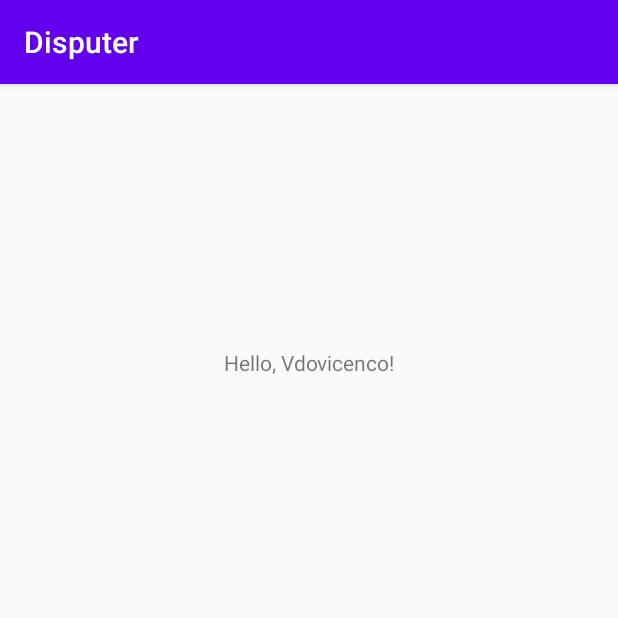
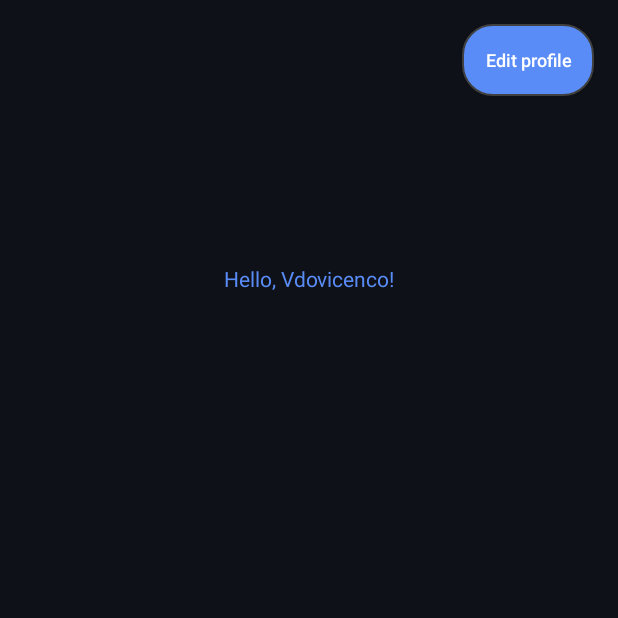
Before and after one commit to dominatorfaf/disputer, an Android app: the screen it shows after launch (WelcomeActivity), on a phone screen of 412 x 824 dp, the top half of it. Run offline under Robolectric (Android 15) with nearby library versions, the phone set to English and light mode, and no system bars.

Commit message:
Build initial layout

```diff
--- a/app/src/main/AndroidManifest.xml
+++ b/app/src/main/AndroidManifest.xml
@@ -9,7 +9,9 @@
         android:roundIcon="@mipmap/ic_launcher_round"
         android:supportsRtl="true"
         android:theme="@style/AppTheme">
-        <activity android:name=".profile.WelcomeActivity">
+        <activity android:name=".profile.WelcomeActivity"
+            android:theme="@style/Theme.AppCompat.Light.NoActionBar"
+            android:screenOrientation="portrait">
             <intent-filter>
                 <action android:name="android.intent.action.MAIN" />
 
--- /dev/null
+++ b/app/src/main/res/drawable/custom_button_main.xml
@@ -0,0 +1,8 @@
+<?xml version="1.0" encoding="utf-8" ?>
+<selector xmlns:android="http://schemas.android.com/apk/res/android">
+
+    <item android:state_focused="false" android:state_selected="false" android:state_pressed="false" android:drawable="@drawable/custom_button_no_focus" />
+    <item android:state_focused="false" android:state_selected="true" android:state_pressed="false" android:drawable="@drawable/custom_button_no_focus" />
+
+    <item android:state_pressed="true" android:drawable="@drawable/custom_button_on_press" />
+</selector>
--- /dev/null
+++ b/app/src/main/res/drawable/custom_button_no_focus.xml
@@ -0,0 +1,5 @@
+<shape xmlns:android="http://schemas.android.com/apk/res/android" android:shape="rectangle">
+    <stroke android:width="1dp" android:color="#FF404040" />
+    <corners android:radius="20dp" />
+    <gradient android:startColor="@color/welcomeColor" android:centerColor="@color/welcomeColor" android:endColor="@color/welcomeColor" android:angle="90" />
+</shape>
--- /dev/null
+++ b/app/src/main/res/drawable/custom_button_on_press.xml
@@ -0,0 +1,5 @@
+<shape xmlns:android="http://schemas.android.com/apk/res/android" android:shape="rectangle">
+    <stroke android:width="1dp" android:color="#FF404040" />
+    <corners android:radius="20dp" />
+    <gradient android:startColor="#3D63B5" android:centerColor="#3D63B5" android:endColor="#3D63B5" android:angle="90" />
+</shape>
--- a/app/src/main/res/layout/activity_welcome.xml
+++ b/app/src/main/res/layout/activity_welcome.xml
@@ -4,10 +4,13 @@
     xmlns:tools="http://schemas.android.com/tools"
     android:layout_width="match_parent"
     android:layout_height="match_parent"
+    android:orientation="vertical"
+    android:background="@color/nightBackground"
     tools:context=".profile.WelcomeActivity">
 
     <TextView
         android:id="@+id/helloText"
+        android:textColor="@color/welcomeColor"
         android:layout_width="wrap_content"
         android:layout_height="wrap_content"
         android:layout_marginTop="176dp"
@@ -15,4 +18,23 @@
         app:layout_constraintEnd_toEndOf="parent"
         app:layout_constraintStart_toStartOf="parent"
         app:layout_constraintTop_toTopOf="parent" />
+
+    <Button
+        android:id="@+id/editProfile"
+        android:layout_width="wrap_content"
+        android:layout_height="wrap_content"
+        android:layout_marginTop="16dp"
+        android:layout_marginEnd="16dp"
+        android:textColor="@color/whiteText"
+        android:background="@drawable/custom_button_main"
+        android:textAllCaps="false"
+        android:textStyle="normal"
+        android:textSize="12sp"
+        android:paddingRight="8dp"
+        android:paddingLeft="8dp"
+        android:text="Edit profile"
+        app:layout_constraintEnd_toEndOf="parent"
+        app:layout_constraintTop_toTopOf="parent" />
+
+
 </androidx.constraintlayout.widget.ConstraintLayout>
--- a/app/src/main/res/values/colors.xml
+++ b/app/src/main/res/values/colors.xml
@@ -3,4 +3,7 @@
     <color name="colorPrimary">#6200EE</color>
     <color name="colorPrimaryDark">#3700B3</color>
     <color name="colorAccent">#03DAC5</color>
+    <color name="nightBackground">#0e1117</color>
+    <color name="welcomeColor">#5a8cf7</color>
+    <color name="whiteText">#ffffff</color>
 </resources>
--- a/app/src/main/res/values/styles.xml
+++ b/app/src/main/res/values/styles.xml
@@ -5,6 +5,7 @@
         <item name="colorPrimary">@color/colorPrimary</item>
         <item name="colorPrimaryDark">@color/colorPrimaryDark</item>
         <item name="colorAccent">@color/colorAccent</item>
+        <item name="android:navigationBarColor">@color/nightBackground</item>
     </style>
 
 </resources>
```
